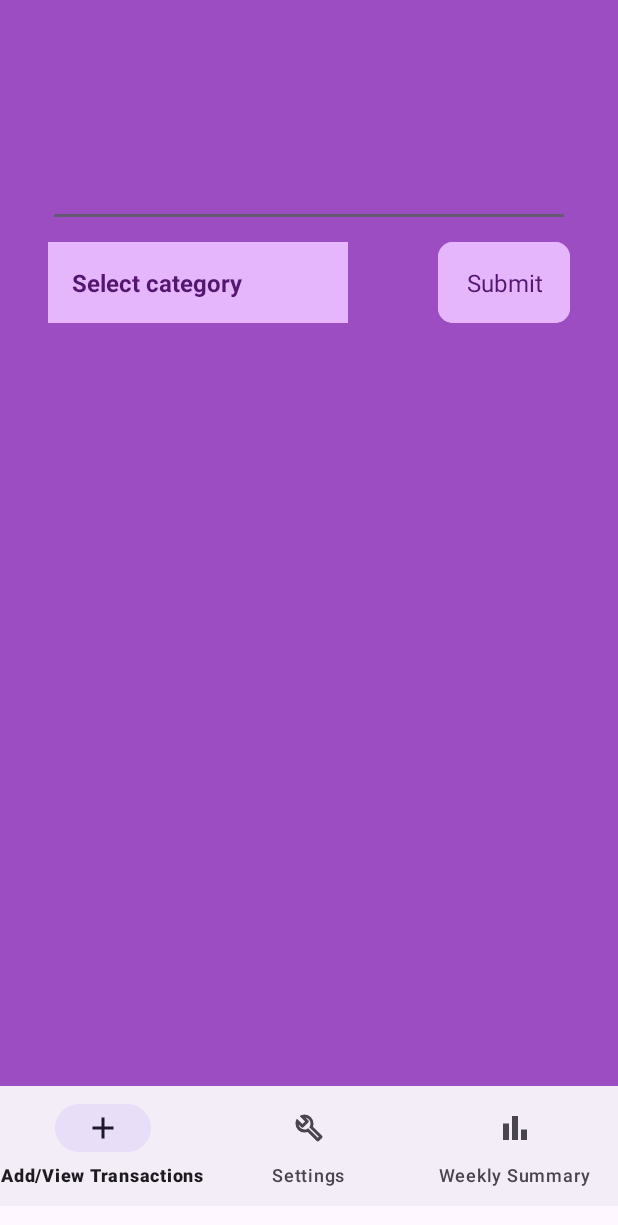
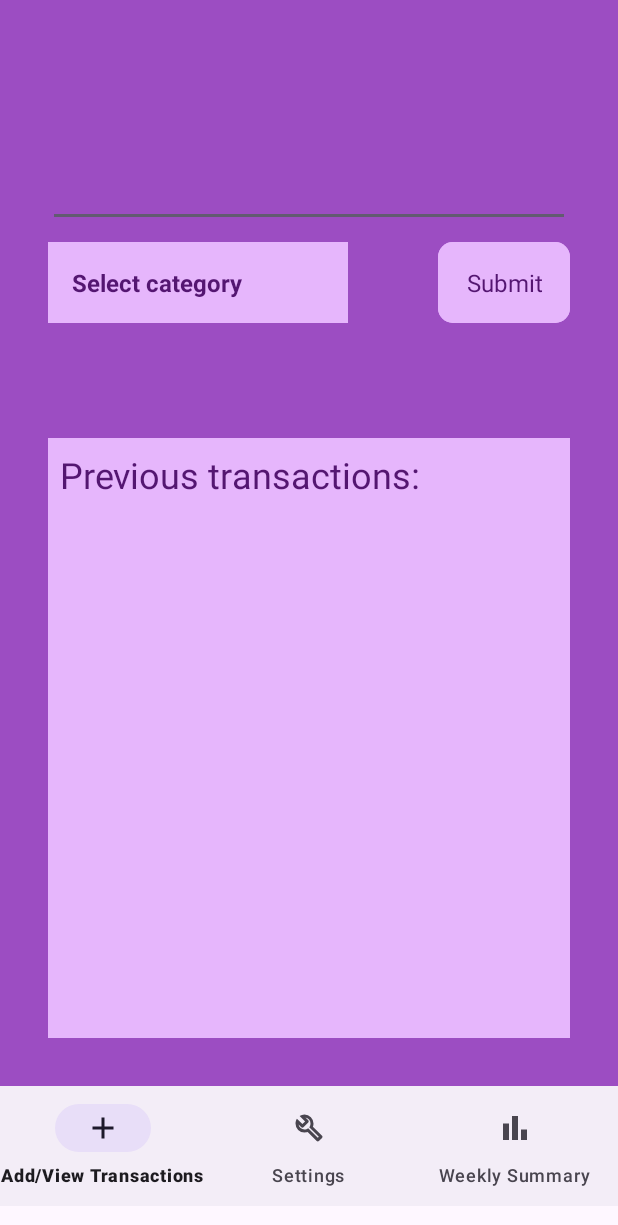
Before and after one commit to montana-rusa/Vampire, an Android app: the screen it shows after launch (MainActivity), on a phone screen of 412 x 824 dp. Shown: the top 1225 px of the screen. Run offline under Robolectric (Android 15) with nearby library versions, the phone set to English and light mode, and no system bars.

Commit message:
Added ScrollView to AddFragment

```diff
--- a/app/src/main/res/layout/fragment_add.xml
+++ b/app/src/main/res/layout/fragment_add.xml
@@ -1,11 +1,12 @@
 <?xml version="1.0" encoding="utf-8"?>
 <androidx.constraintlayout.widget.ConstraintLayout xmlns:android="http://schemas.android.com/apk/res/android"
+    xmlns:app="http://schemas.android.com/apk/res-auto"
     xmlns:tools="http://schemas.android.com/tools"
     android:layout_width="match_parent"
     android:layout_height="match_parent"
-    xmlns:app="http://schemas.android.com/apk/res-auto"
     android:background="@color/midPurple"
 
+    android:fadingEdge="vertical"
     tools:context=".AddFragment">
 
     <EditText
@@ -15,24 +16,24 @@
         android:layout_marginStart="32dp"
         android:layout_marginEnd="32dp"
 
-        app:layout_constraintVertical_bias="0.15"
+        app:layout_constraintBottom_toBottomOf="parent"
         app:layout_constraintEnd_toEndOf="parent"
         app:layout_constraintStart_toStartOf="parent"
-        app:layout_constraintBottom_toBottomOf="parent"
-        app:layout_constraintTop_toTopOf="parent" />
+        app:layout_constraintTop_toTopOf="parent"
+        app:layout_constraintVertical_bias="0.15" />
 
     <Button
         android:id="@+id/submitButton"
         android:layout_width="wrap_content"
         android:layout_height="wrap_content"
+        android:layout_marginTop="6dp"
         android:backgroundTint="@color/lightPurple"
         android:fontFamily="sans-serif"
+        android:padding="16dp"
         android:text="Submit"
         android:textColor="@color/darkPurple"
+
         android:textSize="16sp"
-        android:padding="16dp"
-        android:layout_marginTop="6dp"
-
         app:cornerRadius="10dp"
         app:layout_constraintEnd_toEndOf="@id/editText"
         app:layout_constraintTop_toBottomOf="@id/editText" />
@@ -41,12 +42,37 @@
         android:id="@+id/categorySpinner"
         android:layout_width="200dp"
         android:layout_height="wrap_content"
+        android:layout_marginTop="10dp"
+        android:background="@color/lightPurple"
         android:padding="8dp"
-        android:background="@color/lightPurple"
         android:popupBackground="@color/lightPurple"
-        android:layout_marginTop="10dp"
-        app:layout_constraintTop_toBottomOf="@id/editText"
-        app:layout_constraintStart_toStartOf="@id/editText" />
+        app:layout_constraintStart_toStartOf="@id/editText"
+        app:layout_constraintTop_toBottomOf="@id/editText" />
 
 
+    <ScrollView
+        android:layout_width="match_parent"
+        android:layout_height="400dp"
+        android:background="@color/lightPurple"
+        android:layout_margin="32dp"
+        app:layout_constraintBottom_toBottomOf="parent">
+
+        <LinearLayout
+            android:layout_width="match_parent"
+            android:layout_height="wrap_content"
+            android:orientation="vertical">
+
+            <TextView
+                android:id="@+id/textView"
+                android:layout_width="match_parent"
+                android:layout_height="wrap_content"
+                android:text="Previous transactions:"
+                android:textColor="@color/darkPurple"
+                android:textSize="24sp"
+                android:layout_margin="8dp"/>
+
+        </LinearLayout>
+
+    </ScrollView>
+
 </androidx.constraintlayout.widget.ConstraintLayout>
```
